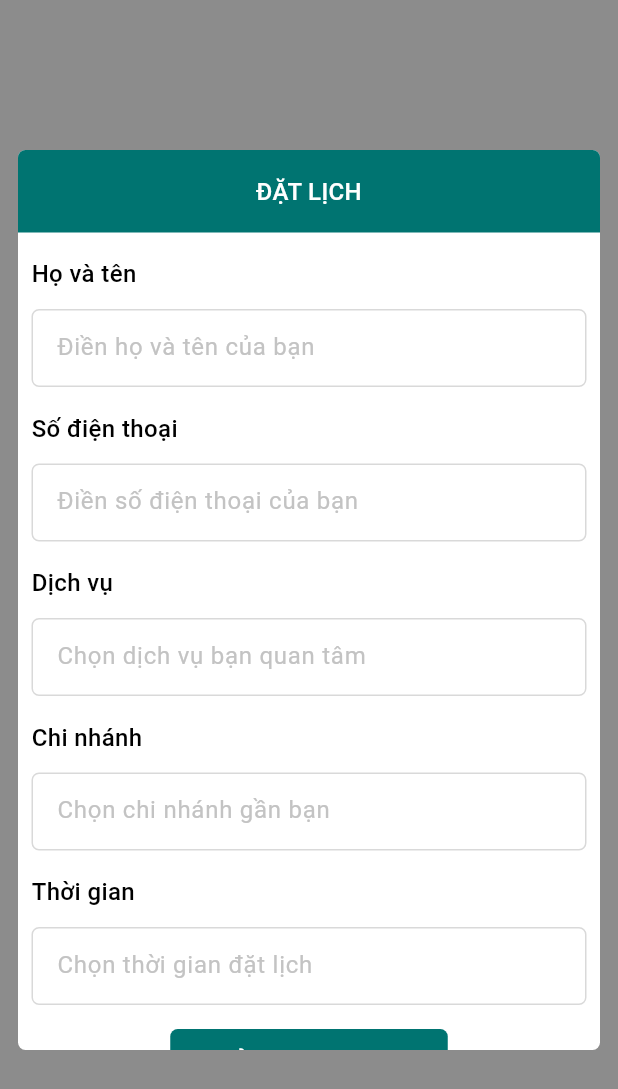
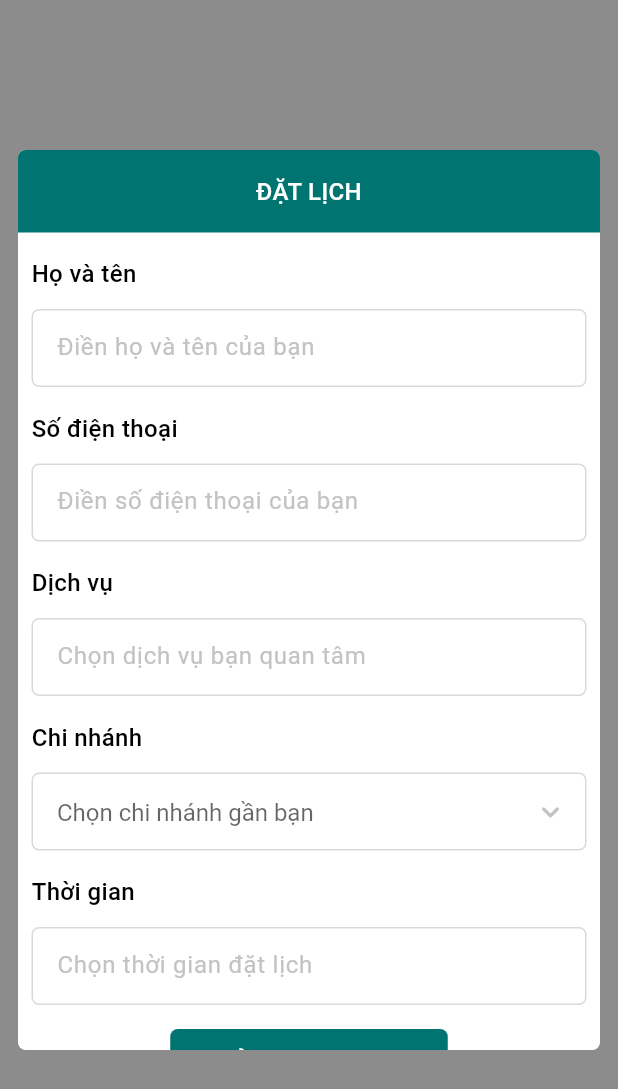
Before and after one commit to quynhntph04960/AI_demo_auto, a Flutter app: the BookingFormDialog widget shown alone on an empty page, opened directly with empty values, after a tap on "GỬI THÔNG TIN", on a phone screen of 412 x 824 dp. Shown: the top 1089 px of the screen. Run offline on Flutter 3.47's test engine with Material 3 defaults, Android fonts, the phone set to English and light mode, and no system bars; our stand-ins replace flutter_svg; network calls fail.

Commit message:
Add booking branch dropdown

```diff
--- /dev/null
+++ b/lib/base/widgets/base_dropdown.dart
@@ -0,0 +1,73 @@
+import 'package:flutter/material.dart';
+
+import '../constants/app_colors.dart';
+
+class BaseDropdown<T> extends StatelessWidget {
+  const BaseDropdown({
+    super.key,
+    required this.items,
+    required this.itemLabelBuilder,
+    this.value,
+    this.hintText,
+    this.height = 52,
+    this.onChanged,
+  });
+
+  final List<T> items;
+  final T? value;
+  final String? hintText;
+  final double height;
+  final String Function(T item) itemLabelBuilder;
+  final ValueChanged<T?>? onChanged;
+
+  @override
+  Widget build(BuildContext context) {
+    return SizedBox(
+      height: height,
+      child: DropdownButtonFormField<T>(
+        initialValue: value,
+        isExpanded: true,
+        icon: const Icon(
+          Icons.keyboard_arrow_down_rounded,
+          color: AppColors.textMuted,
+          size: 24,
+        ),
+        dropdownColor: AppColors.white,
+        style: const TextStyle(color: AppColors.black, fontSize: 16),
+        decoration: InputDecoration(
+          hintText: hintText,
+          hintStyle: const TextStyle(color: AppColors.textMuted, fontSize: 16),
+          filled: true,
+          fillColor: AppColors.white,
+          contentPadding: const EdgeInsets.symmetric(
+            horizontal: 13,
+            vertical: 15,
+          ),
+          border: _border(AppColors.borderGray),
+          enabledBorder: _border(AppColors.borderGray),
+          focusedBorder: _border(AppColors.primary),
+        ),
+        items: items
+            .map(
+              (item) => DropdownMenuItem<T>(
+                value: item,
+                child: Text(
+                  itemLabelBuilder(item),
+                  maxLines: 1,
+                  overflow: TextOverflow.ellipsis,
+                ),
+              ),
+            )
+            .toList(),
+        onChanged: onChanged,
+      ),
+    );
+  }
+
+  static OutlineInputBorder _border(Color color) {
+    return OutlineInputBorder(
+      borderRadius: BorderRadius.circular(5),
+      borderSide: BorderSide(color: color),
+    );
+  }
+}
--- /dev/null
+++ b/lib/features/data/datasources/booking/booking_local_data_source.dart
@@ -0,0 +1,20 @@
+import '../../models/booking/booking_branch_model.dart';
+
+abstract class BookingLocalDataSource {
+  List<BookingBranchModel> getBranches();
+}
+
+class BookingLocalDataSourceImpl implements BookingLocalDataSource {
+  const BookingLocalDataSourceImpl();
+
+  @override
+  List<BookingBranchModel> getBranches() {
+    return const [
+      BookingBranchModel(name: 'Hà Nội'),
+      BookingBranchModel(name: 'TP. Hồ Chí Minh'),
+      BookingBranchModel(name: 'Đà Nẵng'),
+      BookingBranchModel(name: 'Hải Phòng'),
+      BookingBranchModel(name: 'Cần Thơ'),
+    ];
+  }
+}
--- /dev/null
+++ b/lib/features/data/models/booking/booking_branch_model.dart
@@ -0,0 +1,5 @@
+import '../../../domain/entities/booking_branch.dart';
+
+class BookingBranchModel extends BookingBranch {
+  const BookingBranchModel({required super.name});
+}
--- /dev/null
+++ b/lib/features/data/repositories/booking/booking_repository_impl.dart
@@ -0,0 +1,14 @@
+import '../../../domain/entities/booking_branch.dart';
+import '../../../domain/repositories/booking/booking_repository.dart';
+import '../../datasources/booking/booking_local_data_source.dart';
+
+class BookingRepositoryImpl implements BookingRepository {
+  const BookingRepositoryImpl(this._localDataSource);
+
+  final BookingLocalDataSource _localDataSource;
+
+  @override
+  List<BookingBranch> getBranches() {
+    return _localDataSource.getBranches();
+  }
+}
--- /dev/null
+++ b/lib/features/domain/entities/booking_branch.dart
@@ -0,0 +1,5 @@
+class BookingBranch {
+  const BookingBranch({required this.name});
+
+  final String name;
+}
--- /dev/null
+++ b/lib/features/domain/repositories/booking/booking_repository.dart
@@ -0,0 +1,5 @@
+import '../../entities/booking_branch.dart';
+
+abstract class BookingRepository {
+  List<BookingBranch> getBranches();
+}
--- /dev/null
+++ b/lib/features/domain/usecases/booking/get_booking_branches.dart
@@ -0,0 +1,12 @@
+import '../../entities/booking_branch.dart';
+import '../../repositories/booking/booking_repository.dart';
+
+class GetBookingBranches {
+  const GetBookingBranches(this._repository);
+
+  final BookingRepository _repository;
+
+  List<BookingBranch> call() {
+    return _repository.getBranches();
+  }
+}
--- a/lib/features/presentation/widgets/booking/booking_form_dialog.dart
+++ b/lib/features/presentation/widgets/booking/booking_form_dialog.dart
@@ -2,10 +2,15 @@ import 'package:flutter/material.dart';
 
 import '../../../../base/constants/app_colors.dart';
 import '../../../../base/widgets/base_dialog.dart';
+import '../../../../base/widgets/base_dropdown.dart';
 import '../../../../base/widgets/base_text_field.dart';
 import '../../../../base/widgets/button_widget.dart';
+import '../../../data/datasources/booking/booking_local_data_source.dart';
+import '../../../data/repositories/booking/booking_repository_impl.dart';
+import '../../../domain/entities/booking_branch.dart';
+import '../../../domain/usecases/booking/get_booking_branches.dart';
 
-class BookingFormDialog extends StatelessWidget {
+class BookingFormDialog extends StatefulWidget {
   const BookingFormDialog({
     super.key,
     required this.onSubmit,
@@ -16,13 +21,29 @@ class BookingFormDialog extends StatelessWidget {
   final VoidCallback onDismiss;
 
   @override
+  State<BookingFormDialog> createState() => _BookingFormDialogState();
+}
+
+class _BookingFormDialogState extends State<BookingFormDialog> {
+  late final List<BookingBranch> _branches;
+  BookingBranch? _selectedBranch;
+
+  @override
+  void initState() {
+    super.initState();
+    _branches = const GetBookingBranches(
+      BookingRepositoryImpl(BookingLocalDataSourceImpl()),
+    ).call();
+  }
+
+  @override
   Widget build(BuildContext context) {
     return BaseDialog(
       alignment: Alignment.topCenter,
       margin: const EdgeInsets.only(top: 100, left: 12, right: 12),
       maxWidth: 403,
       maxHeight: 600,
-      onDismiss: onDismiss,
+      onDismiss: widget.onDismiss,
       child: Column(
         children: [
           Container(
@@ -60,9 +81,15 @@ class BookingFormDialog extends StatelessWidget {
                     hint: 'Chọn dịch vụ bạn quan tâm',
                   ),
                   const SizedBox(height: 16),
-                  const _BookingField(
+                  _BookingDropdownField(
                     label: 'Chi nhánh',
                     hint: 'Chọn chi nhánh gần bạn',
+                    items: _branches,
+                    value: _selectedBranch,
+                    itemLabelBuilder: (branch) => branch.name,
+                    onChanged: (branch) {
+                      setState(() => _selectedBranch = branch);
+                    },
                   ),
                   const SizedBox(height: 16),
                   const _BookingField(
@@ -74,7 +101,7 @@ class BookingFormDialog extends StatelessWidget {
                     title: 'GỬI THÔNG TIN',
                     height: 50,
                     width: 185,
-                    onPressed: onSubmit,
+                    onPressed: widget.onSubmit,
                   ),
                 ],
               ),
@@ -120,3 +147,46 @@ class _BookingField extends StatelessWidget {
     );
   }
 }
+
+class _BookingDropdownField<T> extends StatelessWidget {
+  const _BookingDropdownField({
+    required this.label,
+    required this.hint,
+    required this.items,
+    required this.itemLabelBuilder,
+    this.value,
+    this.onChanged,
+  });
+
+  final String label;
+  final String hint;
+  final List<T> items;
+  final T? value;
+  final String Function(T item) itemLabelBuilder;
+  final ValueChanged<T?>? onChanged;
+
+  @override
+  Widget build(BuildContext context) {
+    return Column(
+      crossAxisAlignment: CrossAxisAlignment.start,
+      children: [
+        Text(
+          label,
+          style: const TextStyle(
+            color: AppColors.black,
+            fontSize: 16,
+            fontWeight: FontWeight.w500,
+          ),
+        ),
+        const SizedBox(height: 12),
+        BaseDropdown<T>(
+          items: items,
+          value: value,
+          hintText: hint,
+          itemLabelBuilder: itemLabelBuilder,
+          onChanged: onChanged,
+        ),
+      ],
+    );
+  }
+}
```
Also changed, not shown: 1 other file.
